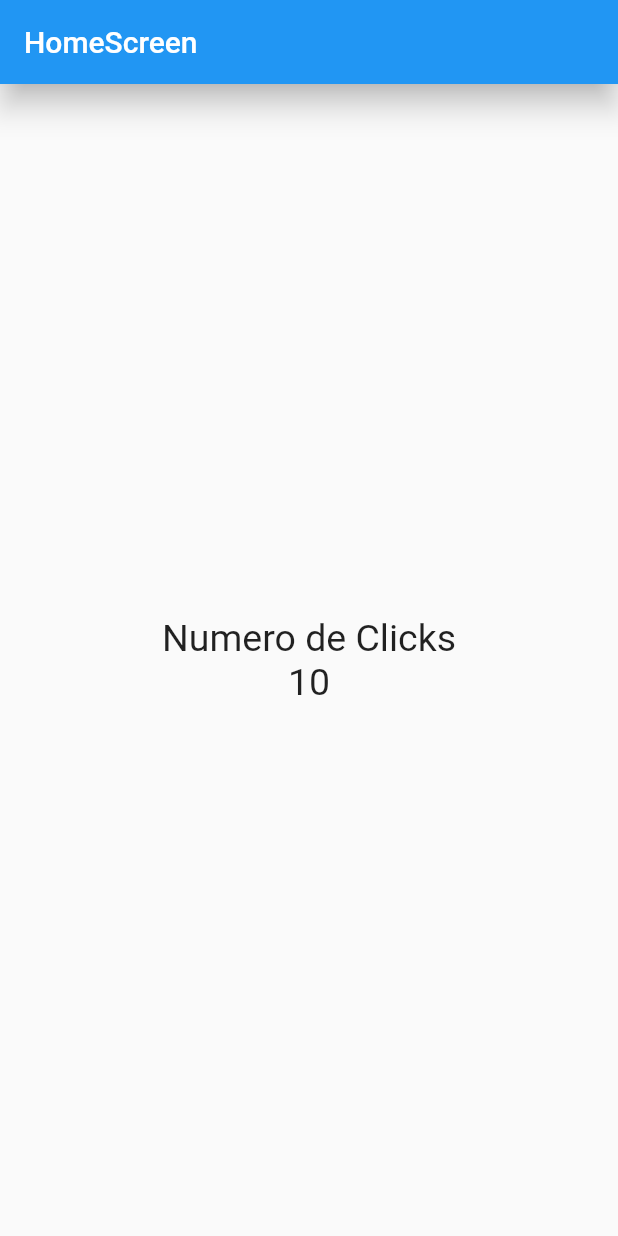
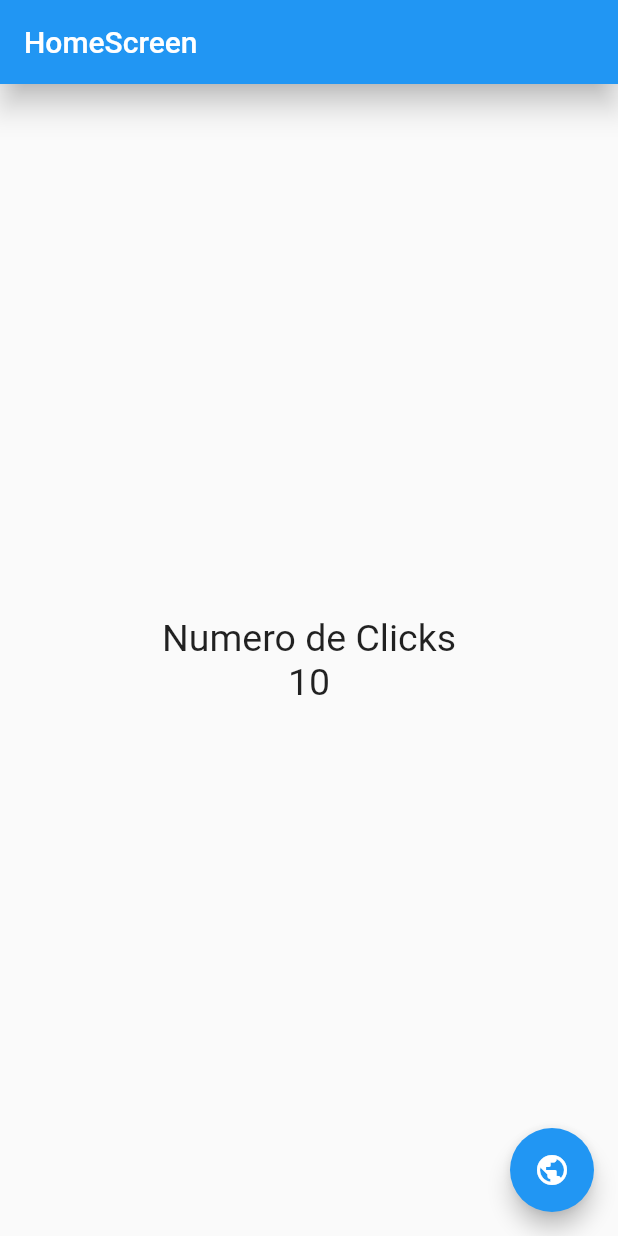
Before and after one commit to EdwinAlexanderBernardinoMoran/Introduccion_A_Flutter, a Flutter app: the screen it shows after launch, on a phone screen of 412 x 824 dp. Run offline on Flutter 3.47's test engine with Material 2 defaults, Android fonts, the phone set to English and light mode, and no system bars.

Commit message:
Botón Flotante - FloatingActionButton

```diff
--- a/counter_app_01/lib/screens/home_screen.dart
+++ b/counter_app_01/lib/screens/home_screen.dart
@@ -27,6 +27,13 @@ class HomeSCreen extends StatelessWidget {
           ],
         ),
       ),
+      floatingActionButton: FloatingActionButton(
+        // Icons es un Widget personalizado para mostrar iconos
+        child: const Icon(Icons.public_sharp),
+        onPressed: () {
+          print('Hola mundo');
+        },
+      ),
     );
   }
 }
```
